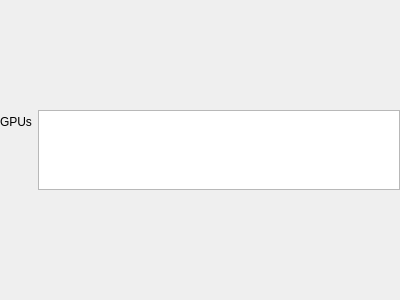
The window that settingsframe.ui (JackLeEmmerdeur/knfancurve) describes before a commit, drawn with Qt 5.
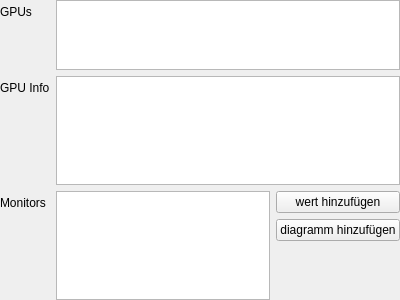
The same window after the commit.

Commit message: gpu infos, semi stable

Patch:
```diff
--- a/settingsframe.ui
+++ b/settingsframe.ui
@@ -50,6 +50,61 @@
          </property>
         </widget>
        </item>
+       <item row="2" column="0">
+        <widget class="QLabel" name="label_2">
+         <property name="text">
+          <string>Monitors</string>
+         </property>
+        </widget>
+       </item>
+       <item row="2" column="1">
+        <layout class="QHBoxLayout" name="horizontalLayout">
+         <item>
+          <widget class="QListView" name="monitorValues"/>
+         </item>
+         <item>
+          <layout class="QVBoxLayout" name="verticalLayout_2">
+           <item>
+            <widget class="QPushButton" name="addMonitorValueBtn">
+             <property name="text">
+              <string>wert hinzufügen</string>
+             </property>
+            </widget>
+           </item>
+           <item>
+            <widget class="QPushButton" name="addGraphBtn">
+             <property name="text">
+              <string>diagramm hinzufügen</string>
+             </property>
+            </widget>
+           </item>
+           <item>
+            <spacer name="verticalSpacer">
+             <property name="orientation">
+              <enum>Qt::Vertical</enum>
+             </property>
+             <property name="sizeHint" stdset="0">
+              <size>
+               <width>20</width>
+               <height>40</height>
+              </size>
+             </property>
+            </spacer>
+           </item>
+          </layout>
+         </item>
+        </layout>
+       </item>
+       <item row="1" column="0">
+        <widget class="QLabel" name="label_3">
+         <property name="text">
+          <string>GPU Info</string>
+         </property>
+        </widget>
+       </item>
+       <item row="1" column="1">
+        <widget class="QTableView" name="gpuStatsTable"/>
+       </item>
       </layout>
      </item>
     </layout>
```
The commit also changes 19 other files.
